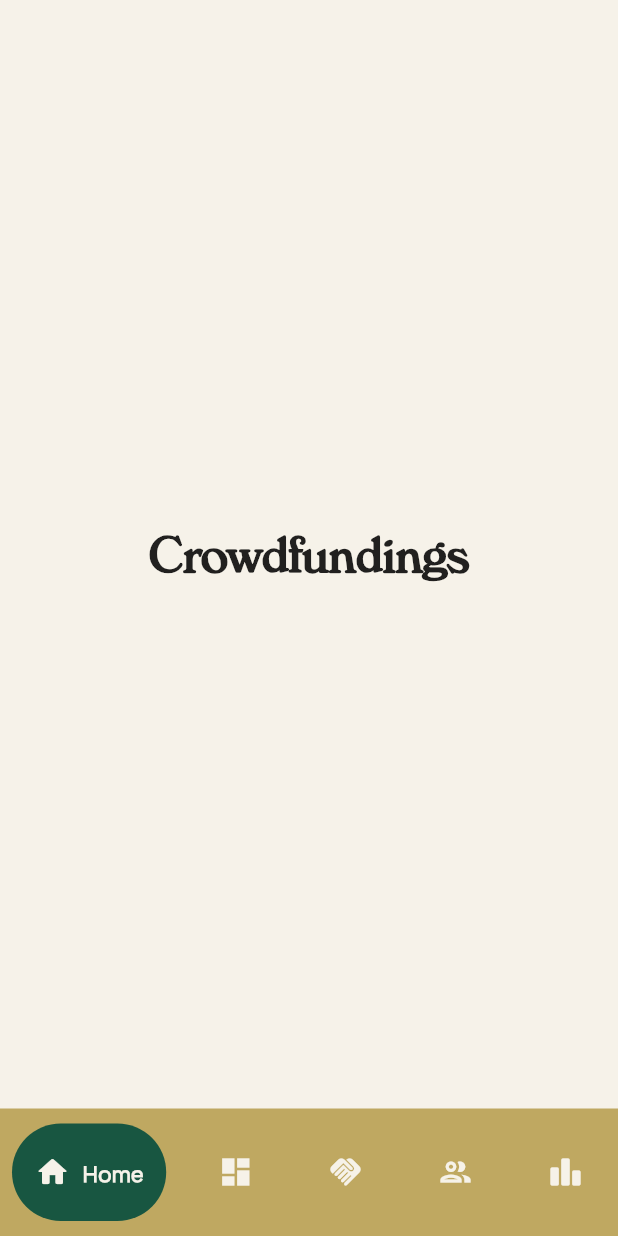
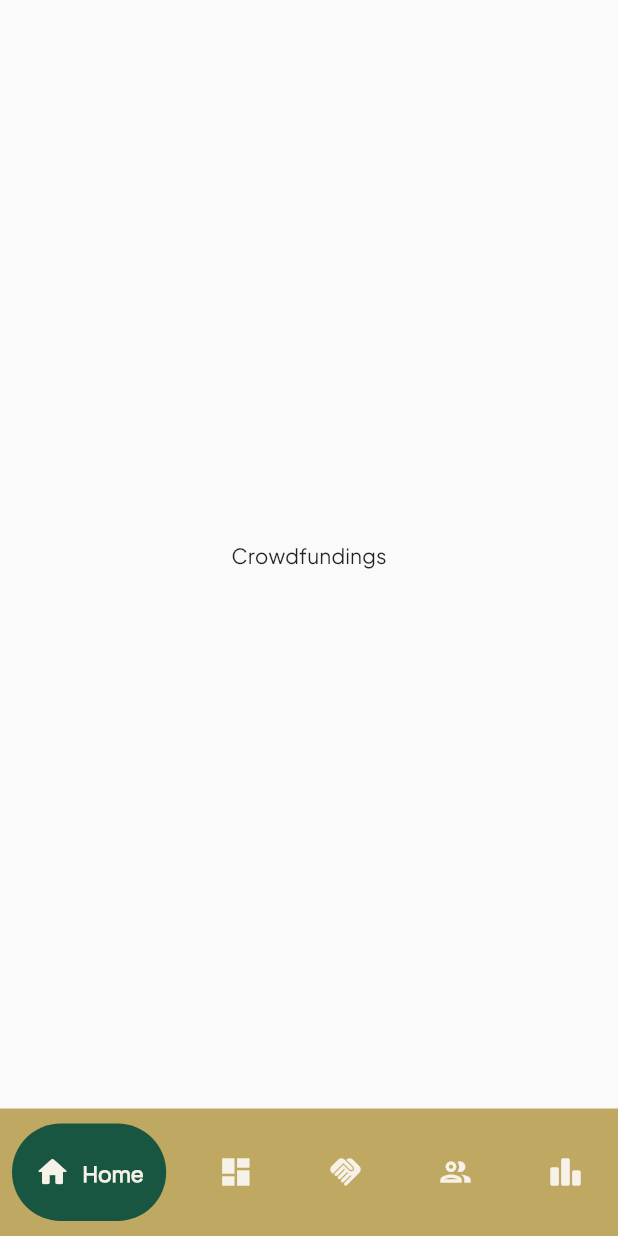
Before and after one commit to D10-PBP/Proyek-Akhir-Semester, a Flutter app: the screen it shows after launch, on a phone screen of 412 x 824 dp. Run offline on Flutter 3.47's test engine with Material 2 defaults, Android fonts, the light colour scheme and no system bars; drawn by our look-alikes of google_nav_bar.

Commit message:
Revert "Add styligns"
This reverts commit 0a5267f2b0aa55857f9a11855aa94064cb8805a7.

```diff
--- a/lib/crowdfunding/pages/crowdfundings.dart
+++ b/lib/crowdfunding/pages/crowdfundings.dart
@@ -1,5 +1,3 @@
-import 'dart:ui';
-
 import 'package:flutter/material.dart';
 
 class CrowdfundingsPage extends StatefulWidget {
@@ -13,23 +11,9 @@ class CrowdfundingsPage extends StatefulWidget {
 class _CrowdfundingsPageState extends State<CrowdfundingsPage> {
   @override
   Widget build(BuildContext context) {
-    return SafeArea(
-      child: Center(
-        child: Column(
-          mainAxisAlignment: MainAxisAlignment.center,
-          children: const [
-            // Header
-            Text(
-              "Crowdfundings",
-              style: TextStyle(
-                  fontFamily: "Verona",
-                  fontWeight: FontWeight.bold,
-                  fontSize: 32),
-            ),
-
-            // Intro Card
-          ],
-        ),
+    return const Center(
+      child: Text(
+        "Crowdfundings",
       ),
     );
   }
--- a/lib/main.dart
+++ b/lib/main.dart
@@ -1,5 +1,4 @@
 import 'package:flutter/material.dart';
-import 'package:flutter/services.dart';
 import 'package:google_nav_bar/google_nav_bar.dart';
 import 'package:sayang_dibuang_mobile/barang_bekas/pages/beranda.dart';
 import 'package:sayang_dibuang_mobile/crowdfunding/pages/crowdfundings.dart';
@@ -44,21 +43,9 @@ class _MyHomePageState extends State<MyHomePage> {
       CrowdfundingsPage(),
       CrowdfundingsPage(), // nanti diganti sama Leaderboard
     ];
-
-    return AnnotatedRegion<SystemUiOverlayStyle>(
-      value: const SystemUiOverlayStyle(
-          statusBarColor: Colors.transparent,
-          systemNavigationBarColor: Colors.transparent,
-          statusBarIconBrightness: Brightness.dark,
-          statusBarBrightness: Brightness.dark),
+    return SafeArea(
       child: Scaffold(
-          // background color
-          backgroundColor: ThemeColor.sand,
-
-          // the screen
           body: pages[currentIndex],
-
-          // the bottom navbar
           bottomNavigationBar: Container(
             color: ThemeColor.gold,
             child: Padding(
--- a/pubspec.yaml
+++ b/pubspec.yaml
@@ -63,9 +63,6 @@ flutter:
     - family: PlusJakarta
       fonts:
         - asset: fonts/PlusJakartaSans-Regular.otf
-    - family: Verona
-      fonts:
-        - asset: fonts/Verona-Serial-Regular.ttf
 
   # To add assets to your application, add an assets section, like this:
   # assets:
```
Also changed, not shown: fonts/Verona-Serial-Regular.ttf (deleted).
